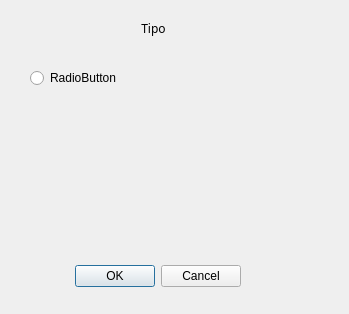
The window that agregar_categorias.ui (HailNicole/App_Finanzas) describes before a commit, drawn with Qt 5.
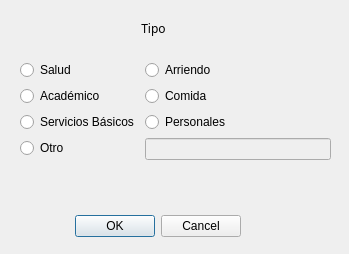
The same window after the commit. Icons and pictures are not drawn.

The edit to the form file:
```diff
--- a/agregar_categorias.ui
+++ b/agregar_categorias.ui
@@ -7,7 +7,7 @@
     <x>0</x>
     <y>0</y>
     <width>349</width>
-    <height>314</height>
+    <height>254</height>
    </rect>
   </property>
   <property name="windowTitle">
@@ -21,7 +21,7 @@
    <property name="geometry">
     <rect>
      <x>60</x>
-     <y>260</y>
+     <y>210</y>
      <width>181</width>
      <height>32</height>
     </rect>
@@ -33,19 +33,6 @@
     <set>QDialogButtonBox::Cancel|QDialogButtonBox::Ok</set>
    </property>
   </widget>
-  <widget class="QRadioButton" name="radioButton">
-   <property name="geometry">
-    <rect>
-     <x>30</x>
-     <y>70</y>
-     <width>112</width>
-     <height>16</height>
-    </rect>
-   </property>
-   <property name="text">
-    <string>RadioButton</string>
-   </property>
-  </widget>
   <widget class="QLabel" name="label">
    <property name="geometry">
     <rect>
@@ -70,6 +57,80 @@
     <set>Qt::AlignCenter</set>
    </property>
   </widget>
+  <widget class="QWidget" name="formLayoutWidget">
+   <property name="geometry">
+    <rect>
+     <x>20</x>
+     <y>60</y>
+     <width>311</width>
+     <height>131</height>
+    </rect>
+   </property>
+   <layout class="QFormLayout" name="formLayout">
+    <item row="0" column="0">
+     <widget class="QRadioButton" name="r_salud">
+      <property name="text">
+       <string>Salud</string>
+      </property>
+     </widget>
+    </item>
+    <item row="0" column="1">
+     <widget class="QRadioButton" name="r_arriendo">
+      <property name="text">
+       <string>Arriendo</string>
+      </property>
+     </widget>
+    </item>
+    <item row="1" column="0">
+     <widget class="QRadioButton" name="r_aca">
+      <property name="text">
+       <string>Académico</string>
+      </property>
+     </widget>
+    </item>
+    <item row="1" column="1">
+     <widget class="QRadioButton" name="r_comida">
+      <property name="text">
+       <string>Comida</string>
+      </property>
+     </widget>
+    </item>
+    <item row="2" column="0">
+     <widget class="QRadioButton" name="r_sb">
+      <property name="text">
+       <string>Servicios Básicos</string>
+      </property>
+     </widget>
+    </item>
+    <item row="2" column="1">
+     <widget class="QRadioButton" name="r_pp">
+      <property name="text">
+       <string>Personales</string>
+      </property>
+     </widget>
+    </item>
+    <item row="3" column="0">
+     <widget class="QRadioButton" name="r_otro">
+      <property name="text">
+       <string>Otro</string>
+      </property>
+     </widget>
+    </item>
+    <item row="3" column="1">
+     <widget class="QLineEdit" name="in_otro">
+      <property name="enabled">
+       <bool>false</bool>
+      </property>
+      <property name="dragEnabled">
+       <bool>false</bool>
+      </property>
+      <property name="readOnly">
+       <bool>false</bool>
+      </property>
+     </widget>
+    </item>
+   </layout>
+  </widget>
  </widget>
  <resources>
   <include location="recursos.qrc"/>
```
